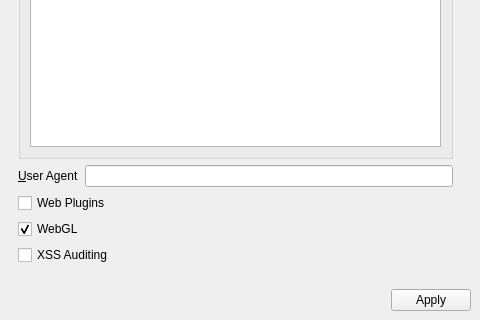
Before: the Qt Designer form 2.x/UI/dooble_settings.ui in textbrowser/dooble, drawn with Qt 5; both pictures show x 120 to 600 and y 495 to 815 of the 600 by 815 pixel window.
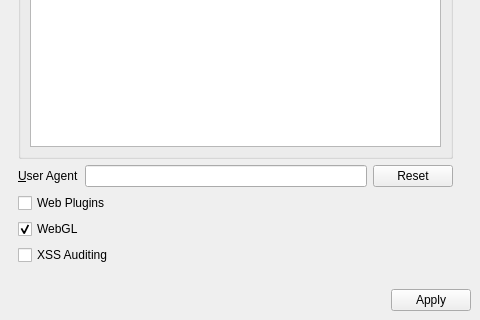
After: the same form once the commit is applied. The open tabs and pages were chosen to show the change. Icons and pictures are not drawn.

Commit message: Reset the User Agent string.

The edit to the form file:
```diff
--- a/2.x/UI/dooble_settings.ui
+++ b/2.x/UI/dooble_settings.ui
@@ -1437,6 +1437,16 @@
                   </property>
                  </widget>
                 </item>
+                <item>
+                 <widget class="QPushButton" name="reset_user_agent">
+                  <property name="toolTip">
+                   <string>Set the User Agent to the default system value.</string>
+                  </property>
+                  <property name="text">
+                   <string>Reset</string>
+                  </property>
+                 </widget>
+                </item>
                </layout>
               </item>
               <item>
```
Left out of the diff: 1 changed line with no effect on the pictures. The commit also changes 81 other files.
